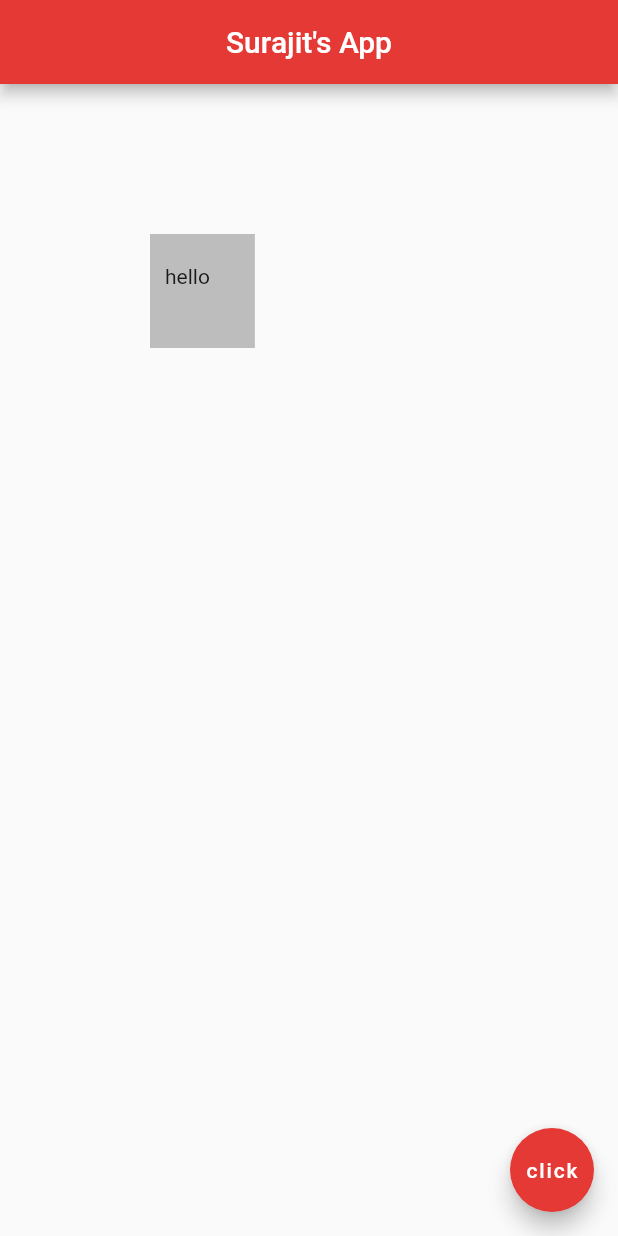
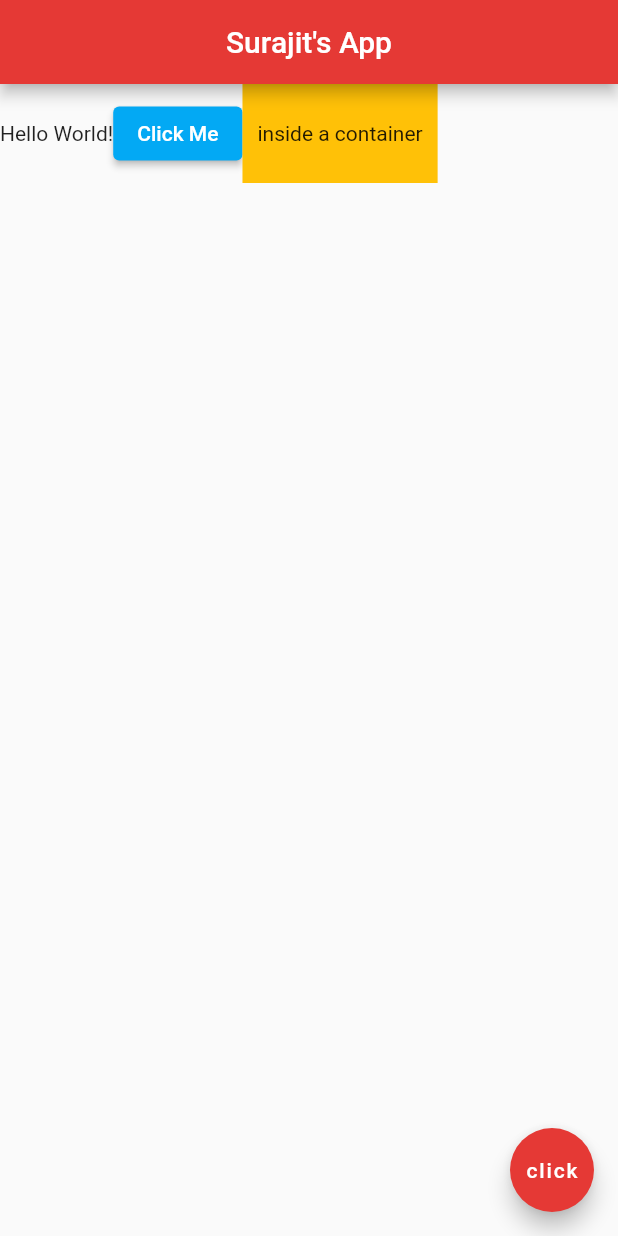
Before and after one commit to SURAJITSHAW/Learning-Flutter, a Flutter app: the screen it shows after launch, on a phone screen of 412 x 824 dp. Run offline on Flutter 3.47's test engine with Material 2 defaults, Android fonts, the phone set to English and light mode, and no system bars; project files that could hold a hidden picture were left out.

Commit message:
feat: Intro to Row Widget

```diff
--- a/my_first_flutter_app/lib/main.dart
+++ b/my_first_flutter_app/lib/main.dart
@@ -17,11 +17,16 @@ class Home extends StatelessWidget {
         centerTitle: true,
         backgroundColor: Colors.red[600],
       ),
-      body: Container(
-        padding: const EdgeInsets.fromLTRB(10.0, 20.0, 30.0, 40.0),
-        margin: const EdgeInsets.all(100.0),
-        color: Colors.grey[400],
-        child: const Text('hello'),
+      body: Row(
+        children: [
+          const Text('Hello World!'),
+          ElevatedButton(onPressed: () {}, child: const Text('Click Me'), style: ButtonStyle(backgroundColor: MaterialStateProperty.all(Colors.lightBlue)),),
+          Container(
+            padding: const EdgeInsets.symmetric(horizontal: 10.0, vertical: 25.0),
+            child: const Text('inside a container'),
+            color: Colors.amber,
+          ),
+        ],
       ),
       floatingActionButton: FloatingActionButton(
         onPressed: () {},
```
Also changed, not shown: 1 other file.
